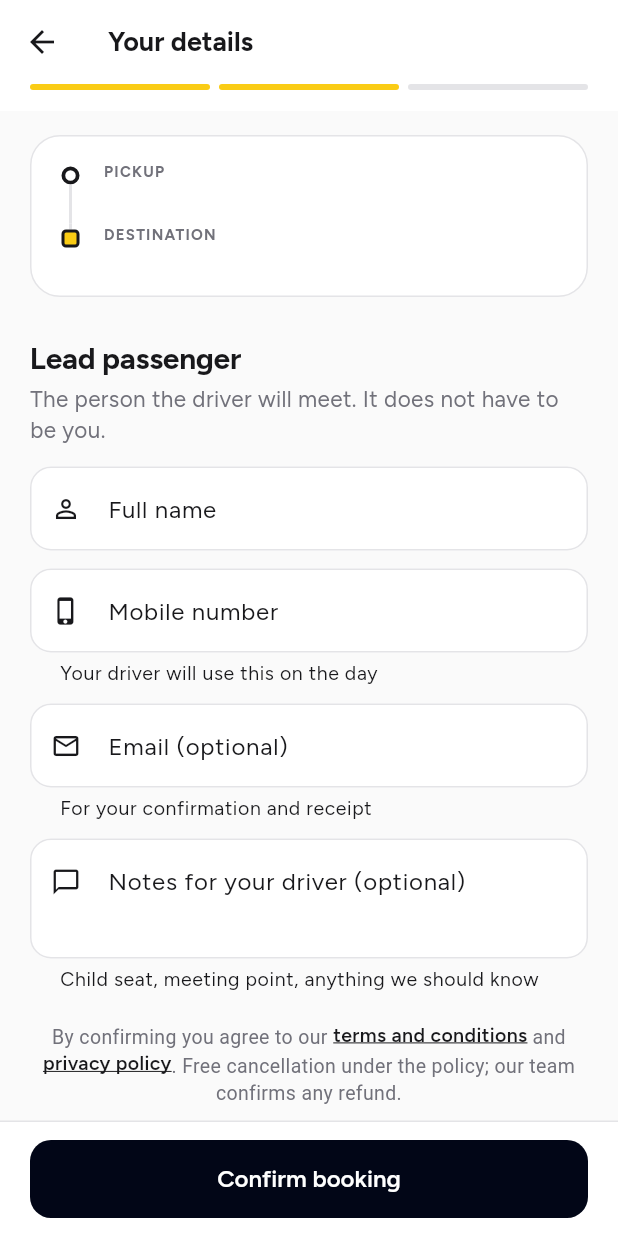
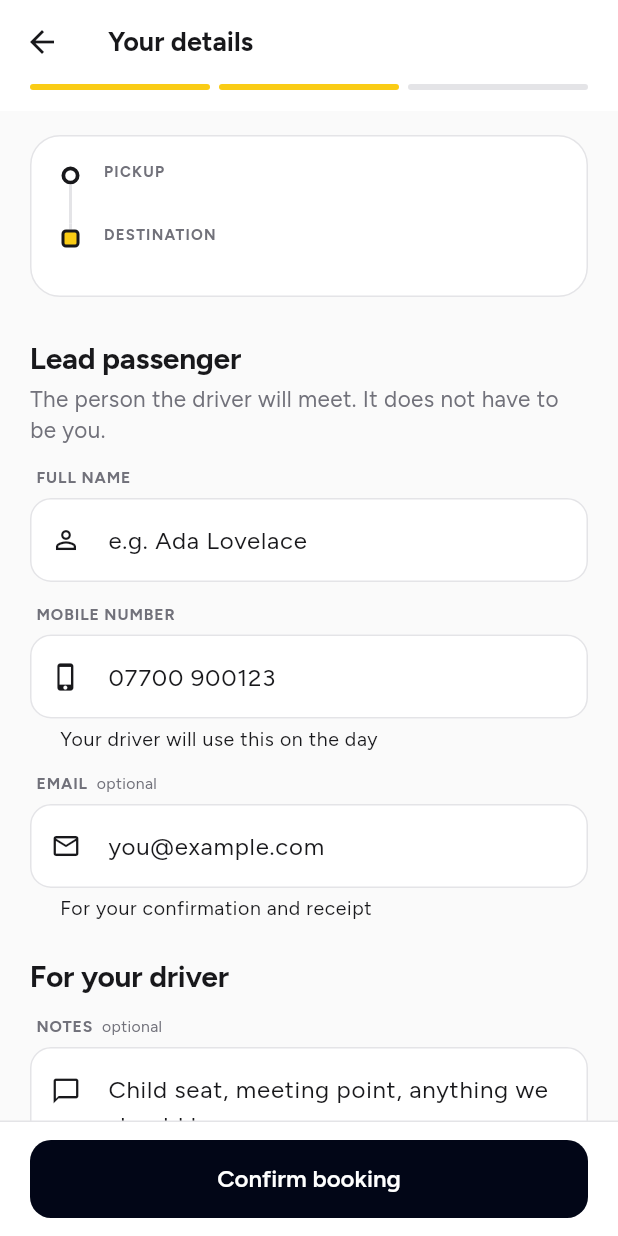
Before and after one commit to amirkhayam01/saintlink-flutter, a Flutter app: the DetailsScreen screen opened by its route, on a phone screen of 412 x 824 dp. Run offline on Flutter 3.47's test engine with Material 3 defaults, Android fonts, the phone set to English and light mode, and no system bars; our stand-ins replace dio, flutter_riverpod, flutter_secure_storage, freezed_annotation, go_router, shared_preferences; missing offline and left inert: flutter_stripe; accounts and stored records are empty; network calls fail.

Commit message:
Vehicle: fixed-fare callout and tinted selection; Details: labelled fields, midnight summary header
Co-Authored-By: Claude Opus 5 <noreply@anthropic.com>

```diff
--- a/lib/src/features/booking/details_screen.dart
+++ b/lib/src/features/booking/details_screen.dart
@@ -9,6 +9,7 @@ import '../../core/links.dart';
 import '../../domain/vehicle_category.dart';
 import '../../widgets/common.dart';
 import '../../widgets/route_timeline.dart';
+import '../../widgets/tiles.dart';
 import '../../widgets/vehicle_image.dart';
 import 'journey_draft.dart';
 import '../auth/auth_controller.dart';
@@ -90,28 +91,31 @@ class _DetailsScreenState extends ConsumerState<DetailsScreen> {
             const SizedBox(height: 28),
             const SectionTitle('Lead passenger', subtitle: 'The person the driver will meet. It does not have to be you.'),
             const SizedBox(height: 14),
+            const FieldLabel('Full name'),
             TextFormField(
               controller: _name,
               textCapitalization: TextCapitalization.words,
               textInputAction: TextInputAction.next,
-              decoration: InputDecoration(hintText: 'Full name', prefixIcon: const Icon(Icons.person_outline, size: 20), errorText: fieldError['customer_name']?.first),
+              decoration: InputDecoration(hintText: 'e.g. Ada Lovelace', prefixIcon: const Icon(Icons.person_outline, size: 20), errorText: fieldError['customer_name']?.first),
               validator: (v) => (v ?? '').trim().isEmpty ? 'Please enter a name' : null,
             ),
-            const SizedBox(height: 12),
+            const SizedBox(height: 14),
+            const FieldLabel('Mobile number'),
             TextFormField(
               controller: _phone,
               keyboardType: TextInputType.phone,
               textInputAction: TextInputAction.next,
-              decoration: InputDecoration(hintText: 'Mobile number', prefixIcon: const Icon(Icons.phone_iphone, size: 20), helperText: 'Your driver will use this on the day', errorText: fieldError['customer_phone']?.first),
+              decoration: InputDecoration(hintText: '07700 900123', prefixIcon: const Icon(Icons.phone_iphone, size: 20), helperText: 'Your driver will use this on the day', errorText: fieldError['customer_phone']?.first),
               validator: (v) => (v ?? '').trim().length < 10 ? 'Please enter a valid mobile number' : null,
             ),
-            const SizedBox(height: 12),
+            const SizedBox(height: 14),
+            const FieldLabel('Email', optional: true),
             TextFormField(
               controller: _email,
               keyboardType: TextInputType.emailAddress,
               textInputAction: TextInputAction.next,
               autocorrect: false,
-              decoration: InputDecoration(hintText: 'Email (optional)', prefixIcon: const Icon(Icons.mail_outline, size: 20), helperText: 'For your confirmation and receipt', errorText: fieldError['customer_email']?.first),
+              decoration: InputDecoration(hintText: 'you@example.com', prefixIcon: const Icon(Icons.mail_outline, size: 20), helperText: 'For your confirmation and receipt', errorText: fieldError['customer_email']?.first),
               validator: (v) {
                 final text = (v ?? '').trim();
                 if (text.isEmpty) return null;
@@ -119,14 +123,17 @@ class _DetailsScreenState extends ConsumerState<DetailsScreen> {
                 return text.contains('@') && text.contains('.') ? null : 'Please enter a valid email address';
               },
             ),
-            const SizedBox(height: 12),
+            const SizedBox(height: 24),
+            const SectionTitle('For your driver'),
+            const SizedBox(height: 14),
+            const FieldLabel('Notes', optional: true),
             TextFormField(
               controller: _notes,
               minLines: 2,
               maxLines: 4,
               maxLength: 2000,
               buildCounter: (_, {required currentLength, required isFocused, maxLength}) => null,
-              decoration: const InputDecoration(hintText: 'Notes for your driver (optional)', helperText: 'Child seat, meeting point, anything we should know', prefixIcon: Padding(padding: EdgeInsets.only(bottom: 22), child: Icon(Icons.chat_bubble_outline, size: 20))),
+              decoration: const InputDecoration(hintText: 'Child seat, meeting point, anything we should know', prefixIcon: Padding(padding: EdgeInsets.only(bottom: 22), child: Icon(Icons.chat_bubble_outline, size: 20))),
             ),
             if (state.bookingError != null) ...[
               const SizedBox(height: 16),
@@ -170,25 +177,29 @@ class _SummaryCard extends StatelessWidget {
         crossAxisAlignment: CrossAxisAlignment.stretch,
         children: [
           if (vehicle != null)
-            Row(
+            Container(
+              color: AppTheme.midnight,
+              padding: const EdgeInsets.fromLTRB(12, 12, 18, 12),
+              child: Row(
                 children: [
-                SizedBox(width: 104, height: 80, child: VehicleImage(vehicle!.slug)),
+                  ClipRRect(
+                    borderRadius: BorderRadius.circular(10),
+                    child: SizedBox(width: 92, height: 64, child: VehicleImage(vehicle!.slug)),
+                  ),
                   const SizedBox(width: 14),
                   Expanded(
                     child: Column(
                       crossAxisAlignment: CrossAxisAlignment.start,
                       children: [
-                      Text(vehicle!.name, style: const TextStyle(fontWeight: FontWeight.w700, fontSize: 16)),
+                        Text(vehicle!.name, style: const TextStyle(color: Colors.white, fontWeight: FontWeight.w700, fontSize: 16)),
                         const SizedBox(height: 2),
-                      Text(journey.isReturn ? 'Return · same vehicle both ways' : 'One way', style: TextStyle(color: colors.inkMuted, fontSize: 12)),
+                        Text(journey.isReturn ? 'Return · same vehicle both ways' : 'One way · fixed price', style: const TextStyle(color: Colors.white70, fontSize: 12)),
                       ],
                     ),
                   ),
-                Padding(
-                  padding: const EdgeInsets.only(right: 16),
-                  child: Text(total == null ? '' : Formatting.money(total!), style: const TextStyle(fontWeight: FontWeight.w800, fontSize: 20, letterSpacing: -0.3)),
+                  Text(total == null ? '' : Formatting.money(total!), style: const TextStyle(color: AppTheme.brand, fontWeight: FontWeight.w800, fontSize: 22, letterSpacing: -0.3)),
+                ],
               ),
-              ],
             ),
           Padding(
             padding: const EdgeInsets.fromLTRB(16, 16, 16, 16),
--- a/lib/src/widgets/tiles.dart
+++ b/lib/src/widgets/tiles.dart
@@ -382,3 +382,33 @@ class BadgeRow extends StatelessWidget {
     );
   }
 }
+
+/// The small uppercase caption above a text field, so a form reads as a list
+/// of named answers rather than a stack of grey hints.
+class FieldLabel extends StatelessWidget {
+  const FieldLabel(this.text, {super.key, this.optional = false});
+
+  final String text;
+  final bool optional;
+
+  @override
+  Widget build(BuildContext context) {
+    final colors = context.colors;
+
+    return Padding(
+      padding: const EdgeInsets.only(left: 4, bottom: 6),
+      child: Row(
+        children: [
+          Text(
+            text.toUpperCase(),
+            style: TextStyle(fontSize: 10.5, fontWeight: FontWeight.w700, letterSpacing: 0.6, color: colors.inkMuted),
+          ),
+          if (optional) ...[
+            const SizedBox(width: 6),
+            Text('optional', style: TextStyle(fontSize: 10.5, color: colors.inkMuted)),
+          ],
+        ],
+      ),
+    );
+  }
+}
```
Also changed, not shown: lib/src/features/booking/vehicle_screen.dart (+71 -45 lines). Lines whose indentation alone changed are shown as unchanged.
